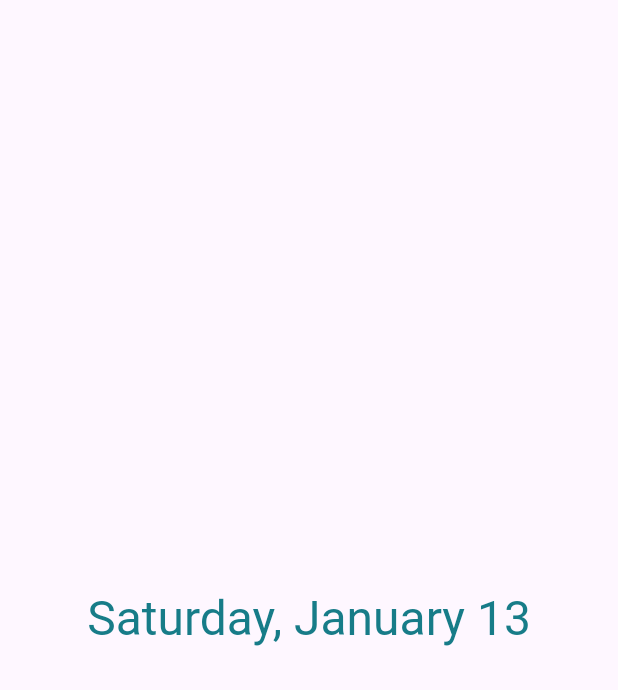
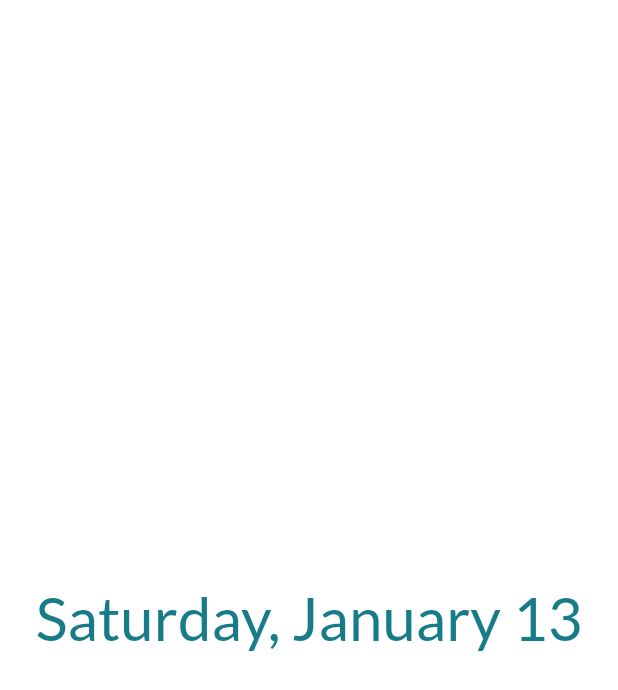
Before and after one commit to KomalJaiswal10/Amal, a Flutter app: the MyHomePage screen opened directly, on a phone screen of 412 x 824 dp. Shown: the top 690 px of the screen. Run offline on Flutter 3.47's test engine with Material 3 defaults, Android fonts, the phone set to English and light mode, and no system bars; our stand-ins replace animated_text_kit, flutter_bloc, page_transition.

Commit message:
login page with theme cubit

```diff
--- a/lib/service/constant/colors.dart
+++ b/lib/service/constant/colors.dart
@@ -2,7 +2,6 @@ import 'package:flutter/material.dart';
 
 class AppColors {
   AppColors._();
-
   // App Colors
   static const Color primaryBlue = Color(0xff177C88);
   static Color primaryBlack = const Color(0xff151515);
@@ -11,9 +10,10 @@ class AppColors {
   // Text Colors
   static const Color white = Colors.white;
   static const Color black = Colors.black;
+  static const Color transparent = Colors.transparent;
 
   // Background Colors
-  static const Color transparent = Colors.transparent;
-  static const Color whiteBg = Color(0xffE3EBF3);
+  static const whiteBg = Color(0xffE3EBF3);
+  static const grey = Colors.grey;
   static Color whiteOpacity = Colors.white.withOpacity(.6);
 }
--- /dev/null
+++ b/lib/service/theme/color_theme.dart
@@ -0,0 +1,27 @@
+import 'package:amal/service/constant/colors.dart';
+import 'package:flutter/material.dart';
+
+class ColorTheme {
+  final Color textFieldBg;
+  final Color buttonShadow;
+  final Color text;
+
+  ColorTheme(
+      {required this.textFieldBg,
+      required this.buttonShadow,
+      required this.text});
+
+  static ColorTheme lightThemeColor() {
+    return ColorTheme(
+        textFieldBg: AppColors.whiteBg,
+        buttonShadow: AppColors.grey,
+        text: AppColors.black);
+  }
+
+  static ColorTheme darkThemeColor() {
+    return ColorTheme(
+        textFieldBg: AppColors.primaryBlack,
+        buttonShadow: AppColors.secondaryBlack,
+        text: AppColors.white);
+  }
+}
--- /dev/null
+++ b/lib/service/theme/cubit/theme_cubit.dart
@@ -0,0 +1,28 @@
+import 'package:amal/service/theme/color_theme.dart';
+import 'package:amal/service/theme/cubit/theme_state.dart';
+import 'package:amal/service/theme/theme.dart';
+import 'package:flutter_bloc/flutter_bloc.dart';
+
+enum ThemeEnum { dark, light }
+
+class ThemeCubit extends Cubit<ThemeState> {
+  ThemeCubit()
+      : super(ThemeState(
+            colorTheme: ColorTheme.lightThemeColor(),
+            themeData: AppTheme.ligthTheme,
+            themeEnum: ThemeEnum.light));
+
+  void toggleTheme() {
+    if (state.themeEnum == ThemeEnum.dark) {
+      emit(state.copyWith(
+          colorTheme: ColorTheme.lightThemeColor(),
+          themeData: AppTheme.ligthTheme,
+          themeEnum: ThemeEnum.light));
+    } else {
+      emit(state.copyWith(
+          colorTheme: ColorTheme.darkThemeColor(),
+          themeData: AppTheme.darkTheme,
+          themeEnum: ThemeEnum.dark));
+    }
+  }
+}
--- /dev/null
+++ b/lib/service/theme/cubit/theme_state.dart
@@ -0,0 +1,23 @@
+import 'package:amal/service/theme/color_theme.dart';
+import 'package:amal/service/theme/cubit/theme_cubit.dart';
+import 'package:flutter/material.dart';
+
+class ThemeState {
+  final ColorTheme colorTheme;
+  final ThemeData themeData;
+  final ThemeEnum themeEnum;
+
+  const ThemeState(
+      {required this.colorTheme,
+      required this.themeData,
+      required this.themeEnum});
+
+  ThemeState copyWith(
+          {ColorTheme? colorTheme,
+          ThemeData? themeData,
+          ThemeEnum? themeEnum}) =>
+      ThemeState(
+          colorTheme: colorTheme ?? this.colorTheme,
+          themeData: themeData ?? this.themeData,
+          themeEnum: themeEnum ?? this.themeEnum);
+}
--- /dev/null
+++ b/lib/service/theme/theme.dart
@@ -0,0 +1,20 @@
+import 'package:amal/service/constant/colors.dart';
+import 'package:flutter/material.dart';
+
+class AppTheme {
+  AppTheme._();
+
+  static ThemeData ligthTheme = ThemeData(
+    useMaterial3: false,
+    fontFamily: 'Lato',
+    scaffoldBackgroundColor: AppColors.white,
+    brightness: Brightness.light,
+  );
+
+  static ThemeData darkTheme = ThemeData(
+    useMaterial3: false,
+    fontFamily: 'Lato',
+    scaffoldBackgroundColor: AppColors.black,
+    brightness: Brightness.dark,
+  );
+}
--- a/pubspec.yaml
+++ b/pubspec.yaml
@@ -38,6 +38,7 @@ dependencies:
   intl: ^0.19.0
   animated_text_kit: ^4.2.2
   page_transition: ^2.1.0
+  flutter_bloc: ^8.1.3
 
 dev_dependencies:
   flutter_test:
```
Also changed, not shown: lib/main.dart (+15 -8 lines), lib/service/router/transitions.dart (+12 -0 lines), lib/view/src/authentication/login.dart (+37 -3 lines), lib/view/src/intro/splash.dart (+3 -5 lines), lib/view/widgets/buttons.dart (added, +52 -0 lines), lib/view/widgets/textfields.dart (added, +32 -0 lines), lib/view/widgets/texts.dart (added, +26 -0 lines), pubspec.lock.
